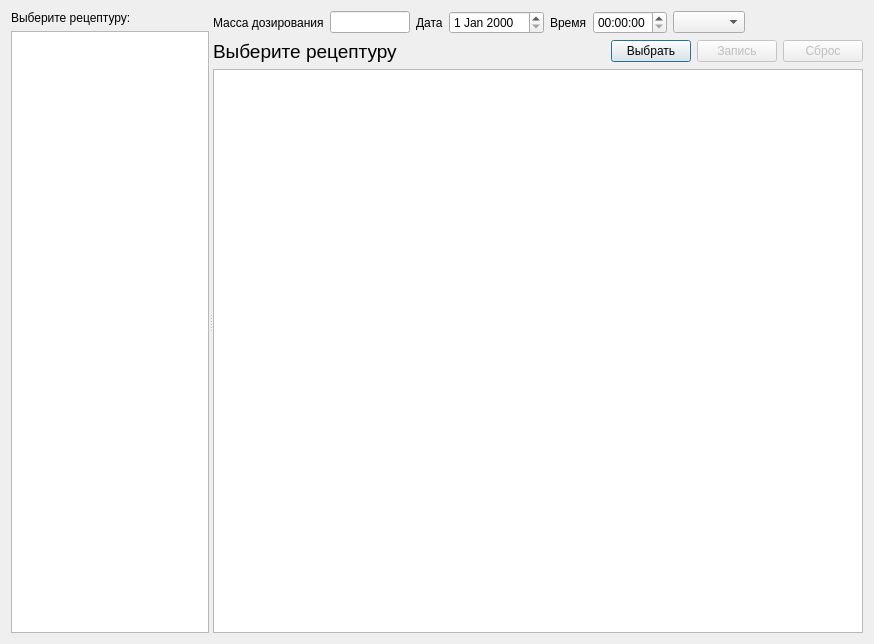
The window that dialognew.ui (Sergeyego/dosage) describes before a commit, drawn with Qt 5.
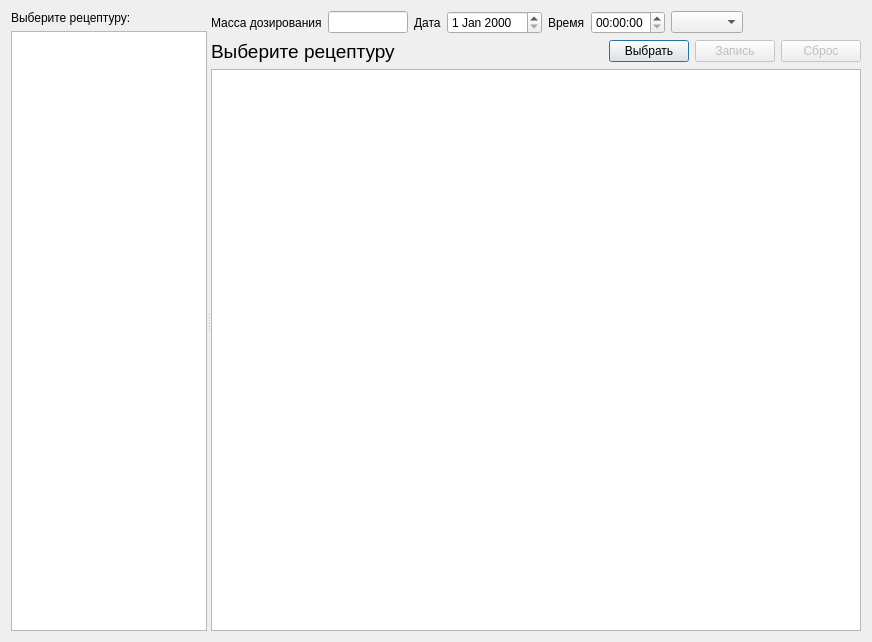
The same window after the commit. Custom widgets are drawn as their Qt base class.

Patch:
```diff
--- a/dialognew.ui
+++ b/dialognew.ui
@@ -6,8 +6,8 @@
    <rect>
     <x>0</x>
     <y>0</y>
-    <width>874</width>
-    <height>644</height>
+    <width>872</width>
+    <height>642</height>
    </rect>
   </property>
   <property name="windowTitle">
```
Left out of the diff: 2 changed lines with no effect on the pictures.
